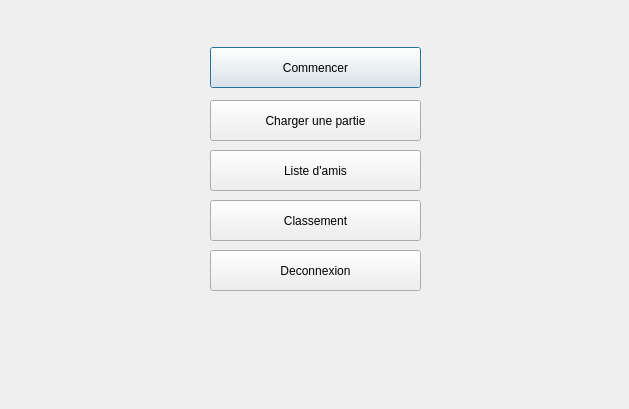
Qt form menuwindow.ui (wDenGit/Quoridor) before a commit.
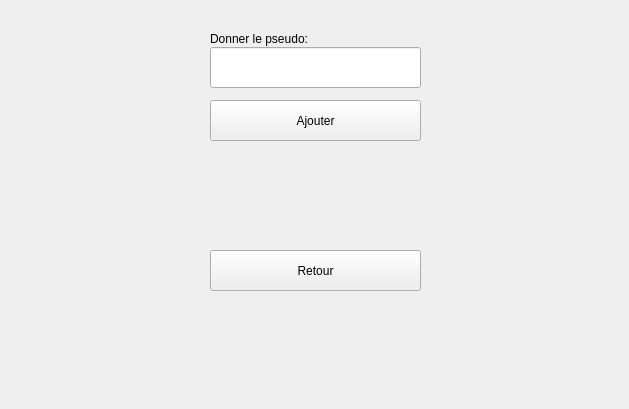
The same form after that commit. The open tabs and pages were chosen to show the change.

```diff
--- a/menuwindow.ui
+++ b/menuwindow.ui
@@ -158,6 +158,60 @@
      </property>
     </widget>
    </widget>
+   <widget class="QWidget" name="friends_add">
+    <widget class="QLineEdit" name="friend_to_add">
+     <property name="geometry">
+      <rect>
+       <x>210</x>
+       <y>47</y>
+       <width>211</width>
+       <height>41</height>
+      </rect>
+     </property>
+     <property name="text">
+      <string/>
+     </property>
+    </widget>
+    <widget class="QLabel" name="friend_to_add_label">
+     <property name="geometry">
+      <rect>
+       <x>210</x>
+       <y>30</y>
+       <width>171</width>
+       <height>17</height>
+      </rect>
+     </property>
+     <property name="text">
+      <string>Donner le pseudo:</string>
+     </property>
+    </widget>
+    <widget class="QPushButton" name="pushButton_friend_add_retour">
+     <property name="geometry">
+      <rect>
+       <x>210</x>
+       <y>250</y>
+       <width>211</width>
+       <height>41</height>
+      </rect>
+     </property>
+     <property name="text">
+      <string>Retour</string>
+     </property>
+    </widget>
+    <widget class="QPushButton" name="pushButton_friend_add">
+     <property name="geometry">
+      <rect>
+       <x>210</x>
+       <y>100</y>
+       <width>211</width>
+       <height>41</height>
+      </rect>
+     </property>
+     <property name="text">
+      <string>Ajouter</string>
+     </property>
+    </widget>
+   </widget>
   </widget>
  </widget>
  <resources/>
```
Left out of the diff: 11 changed lines with no effect on the pictures.
